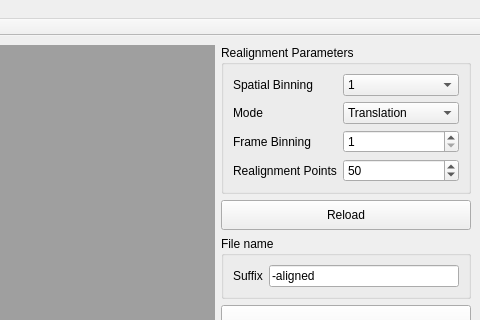
The window that Source/flim-ui/RealignmentStudio.ui (flimfit/Galene) describes before a commit, drawn with Qt 5; both pictures show x 765 to 1245 and y 0 to 320 of the 1245 by 644 pixel window.
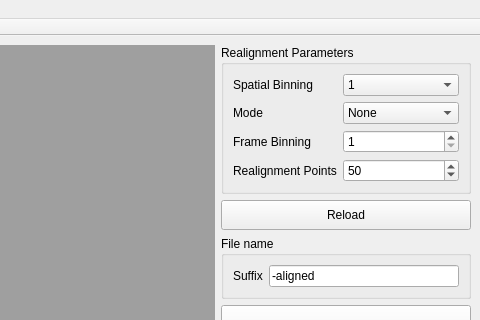
The same window after the commit.

Patch:
```diff
--- a/Source/flim-ui/RealignmentStudio.ui
+++ b/Source/flim-ui/RealignmentStudio.ui
@@ -153,6 +153,11 @@
           </item>
           <item row="1" column="1">
            <widget class="QComboBox" name="mode_combo">
+            <item>
+             <property name="text">
+              <string>None</string>
+             </property>
+            </item>
             <item>
              <property name="text">
               <string>Translation</string>
```
Left out of the diff: 86 changed lines with no effect on the pictures.
